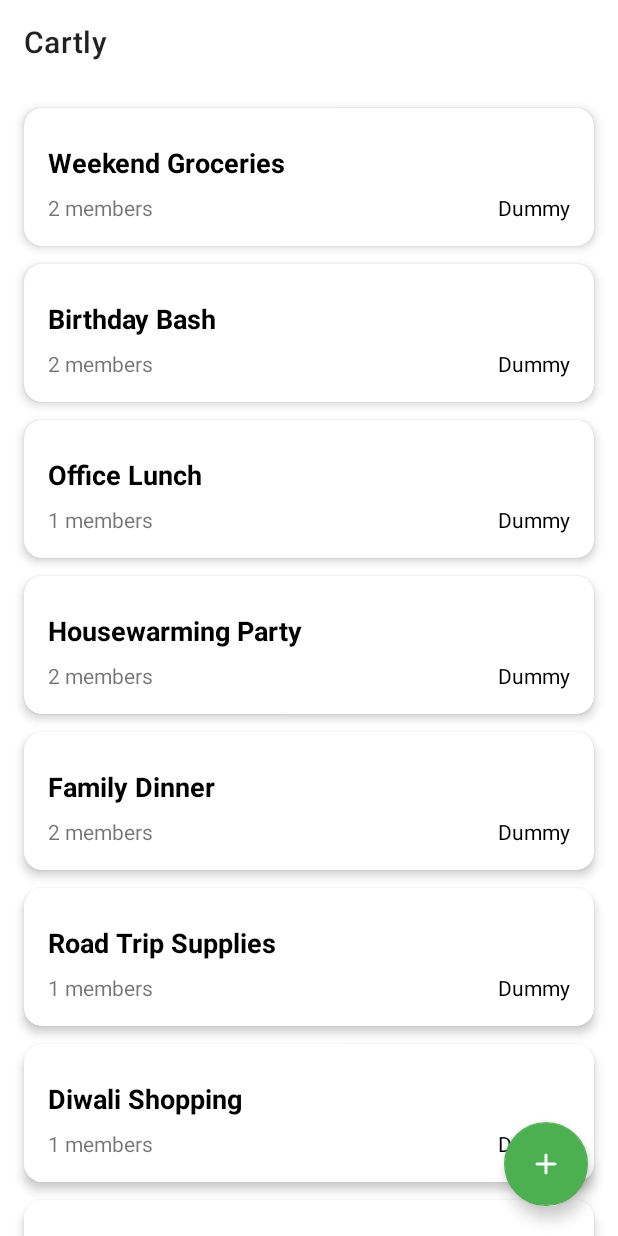
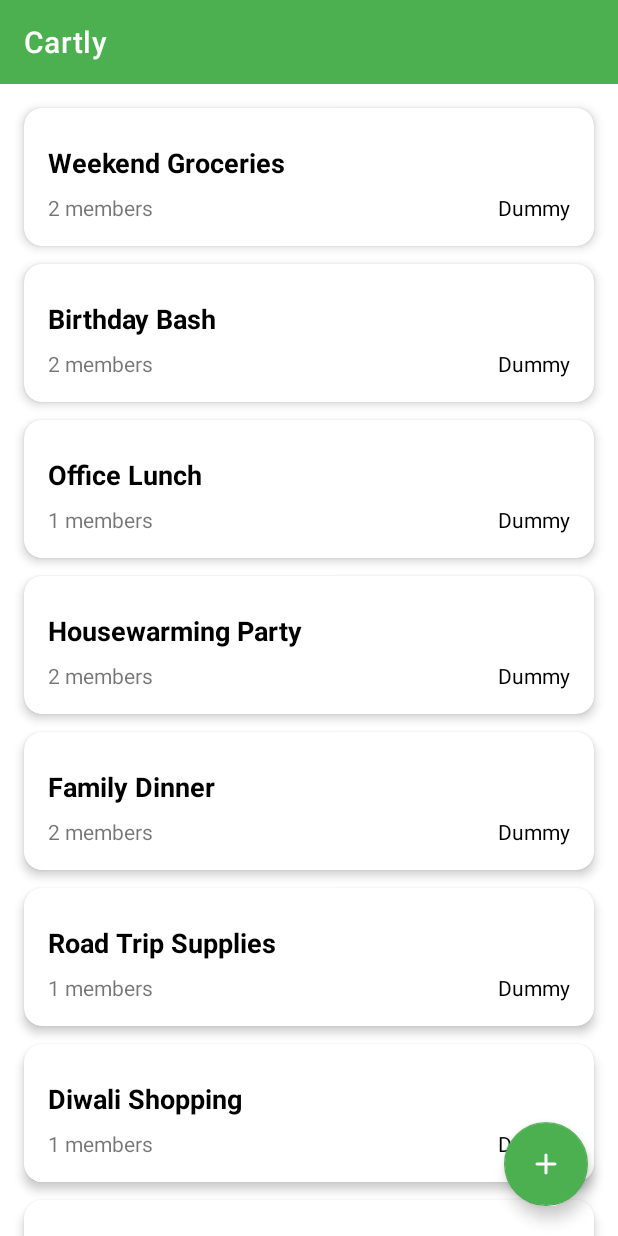
Before and after one commit to Priyanshu-git/Cartly-Android, an Android app: the screen it shows after launch (MainActivity), on a phone screen of 412 x 824 dp. Run offline under Robolectric (Android 15) with nearby library versions, the phone set to English and light mode, and no system bars; our stand-ins replace Dagger/Hilt's generated code, Timber, data binding.

Commit message:
Add footer to group list and update toolbar styling

```diff
--- a/app/src/main/java/com/nexxlabs/cartly/main/dashboard/ui/GroupsAdapter.kt
+++ b/app/src/main/java/com/nexxlabs/cartly/main/dashboard/ui/GroupsAdapter.kt
@@ -1,18 +1,21 @@
 package com.nexxlabs.cartly.main.dashboard.ui
 
 import android.view.LayoutInflater
+import android.view.View
 import android.view.ViewGroup
 import androidx.recyclerview.widget.DiffUtil
 import androidx.recyclerview.widget.RecyclerView
+import com.nexxlabs.cartly.R
 import com.nexxlabs.cartly.data.api.model.Group
 import com.nexxlabs.cartly.databinding.ItemGroupBinding
 import timber.log.Timber
 
 class GroupsAdapter(
     private val onGroupClicked: (Group) -> Unit
-) : RecyclerView.Adapter<GroupsAdapter.GroupViewHolder>() {
+) : RecyclerView.Adapter<RecyclerView.ViewHolder>() {
 
     private val items = mutableListOf<Group>()
+    private enum class VIEW_TYPE{ITEM, FOOTER}
 
     fun updateData(newList: List<Group>) {
         val diffCallback = GroupDiffCallback(items, newList)
@@ -24,19 +27,34 @@ class GroupsAdapter(
         Timber.d("Updated group list: ${newList.size} items")
     }
 
-    override fun onCreateViewHolder(parent: ViewGroup, viewType: Int): GroupViewHolder {
-        val binding = ItemGroupBinding.inflate(LayoutInflater.from(parent.context), parent, false)
-        Timber.d("Created ViewHolder for group item")
-        return GroupViewHolder(binding)
+    override fun onCreateViewHolder(parent: ViewGroup, viewType: Int): RecyclerView.ViewHolder {
+        if (viewType == VIEW_TYPE.ITEM.ordinal) {
+            val binding = ItemGroupBinding.inflate(LayoutInflater.from(parent.context), parent, false)
+            return GroupViewHolder(binding)
+        } else {
+            val view =
+                LayoutInflater.from(parent.context).inflate(R.layout.view_footer, parent, false)
+            return FooterViewHolder(view)
+        }
     }
 
-    override fun onBindViewHolder(holder: GroupViewHolder, position: Int) {
-        holder.bind(items[position])
+    override fun onBindViewHolder(holder: RecyclerView.ViewHolder, position: Int) {
+        Timber.d("onBindViewHolder: $position")
+        if (holder is GroupViewHolder && position < items.size) {
+            holder.bind(items[position])
+        } else if (holder is FooterViewHolder){
+            Timber.d("Rendering footer on position: $position")
+        }
     }
 
     override fun getItemCount(): Int {
         Timber.d("getItemCount: ${items.size}")
-        return items.size
+        return items.size +1
+    }
+
+    override fun getItemViewType(position: Int): Int {
+        if (position == itemCount -1) return VIEW_TYPE.FOOTER.ordinal
+        return VIEW_TYPE.ITEM.ordinal
     }
 
     inner class GroupViewHolder(private val binding: ItemGroupBinding) : RecyclerView.ViewHolder(binding.root) {
@@ -52,6 +70,8 @@ class GroupsAdapter(
             }
         }
     }
+
+    inner class FooterViewHolder(view: View) : RecyclerView.ViewHolder(view)
 
     class GroupDiffCallback(
         private val oldList: List<Group>,
--- a/app/src/main/java/com/nexxlabs/cartly/main/dashboard/ui/GroupsListFragment.kt
+++ b/app/src/main/java/com/nexxlabs/cartly/main/dashboard/ui/GroupsListFragment.kt
@@ -5,6 +5,7 @@ import android.view.LayoutInflater
 import android.view.View
 import android.view.ViewGroup
 import android.widget.Toast
+import androidx.core.content.res.ResourcesCompat
 import androidx.fragment.app.Fragment
 import androidx.navigation.fragment.findNavController
 import androidx.recyclerview.widget.LinearLayoutManager
@@ -40,6 +41,8 @@ class GroupsListFragment : Fragment() {
     private fun setupToolbar() {
         binding.topAppBar.apply {
             title = getString(R.string.app_name)
+            setTitleTextColor(resources.getColor(R.color.colorOnPrimary, null))
+            background = ResourcesCompat.getDrawable(resources, R.color.colorPrimary, null)
         }
     }
 
--- a/app/src/main/res/layout/fragment_groups_list.xml
+++ b/app/src/main/res/layout/fragment_groups_list.xml
@@ -25,7 +25,6 @@
             android:layout_marginTop="?attr/actionBarSize"
             android:clipToPadding="false"
             android:padding="16dp"
-            android:scrollbars="vertical"
             android:visibility="visible"
             tools:listitem="@layout/item_group" />
 
--- /dev/null
+++ b/app/src/main/res/layout/view_footer.xml
@@ -0,0 +1,5 @@
+<?xml version="1.0" encoding="utf-8"?>
+<View xmlns:android="http://schemas.android.com/apk/res/android"
+    android:layout_width="match_parent"
+    android:layout_height="120dp"
+    android:background="@color/transparent"/>
--- a/app/src/main/res/values-night/colors.xml
+++ b/app/src/main/res/values-night/colors.xml
@@ -1,5 +1,7 @@
 <?xml version="1.0" encoding="utf-8"?>
 <resources>
+    <color name="transparent">#00000000</color>
+
     <color name="colorPrimary">#81C784</color> <!-- Green 300 -->
     <color name="colorOnPrimary">#000000</color>
 
--- a/app/src/main/res/values/colors.xml
+++ b/app/src/main/res/values/colors.xml
@@ -7,6 +7,7 @@
     <color name="teal_700">#FF018786</color>
     <color name="black">#FF000000</color>
     <color name="white">#FFFFFFFF</color>
+    <color name="transparent">#00000000</color>
 
     <color name="colorPrimary">#4CAF50</color> <!-- Green 500 -->
     <color name="colorOnPrimary">#FFFFFF</color>
```
